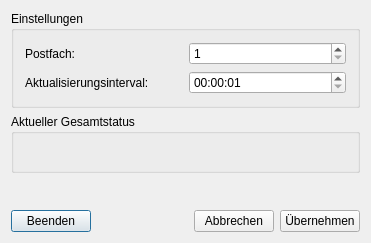
Qt form pndialog.ui (sschober/postnot-tray) before a commit.
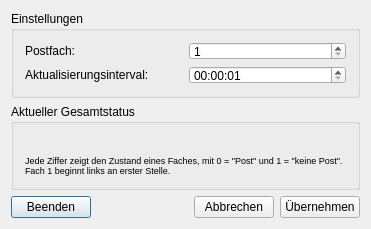
The same form after that commit. Icons and pictures are not drawn.

Commit message: Maximalpostfach auf 22, kleiner Hilfetext zu Gesamtstatus

What changed in the file:
```diff
--- a/pndialog.ui
+++ b/pndialog.ui
@@ -7,7 +7,7 @@
     <x>0</x>
     <y>0</y>
     <width>371</width>
-    <height>243</height>
+    <height>224</height>
    </rect>
   </property>
   <property name="windowTitle">
@@ -50,7 +50,7 @@
          <number>1</number>
         </property>
         <property name="maximum">
-         <number>10</number>
+         <number>22</number>
         </property>
        </widget>
       </item>
@@ -87,6 +87,21 @@
         </property>
        </widget>
       </item>
+      <item>
+       <widget class="QLabel" name="label">
+        <property name="font">
+         <font>
+          <pointsize>7</pointsize>
+         </font>
+        </property>
+        <property name="text">
+         <string>Jede Ziffer zeigt den Zustand eines Faches, mit 0 = &quot;Post&quot; und 1 = &quot;keine Post&quot;. Fach 1 beginnt links an erster Stelle.</string>
+        </property>
+        <property name="wordWrap">
+         <bool>true</bool>
+        </property>
+       </widget>
+      </item>
      </layout>
     </widget>
    </item>
```
